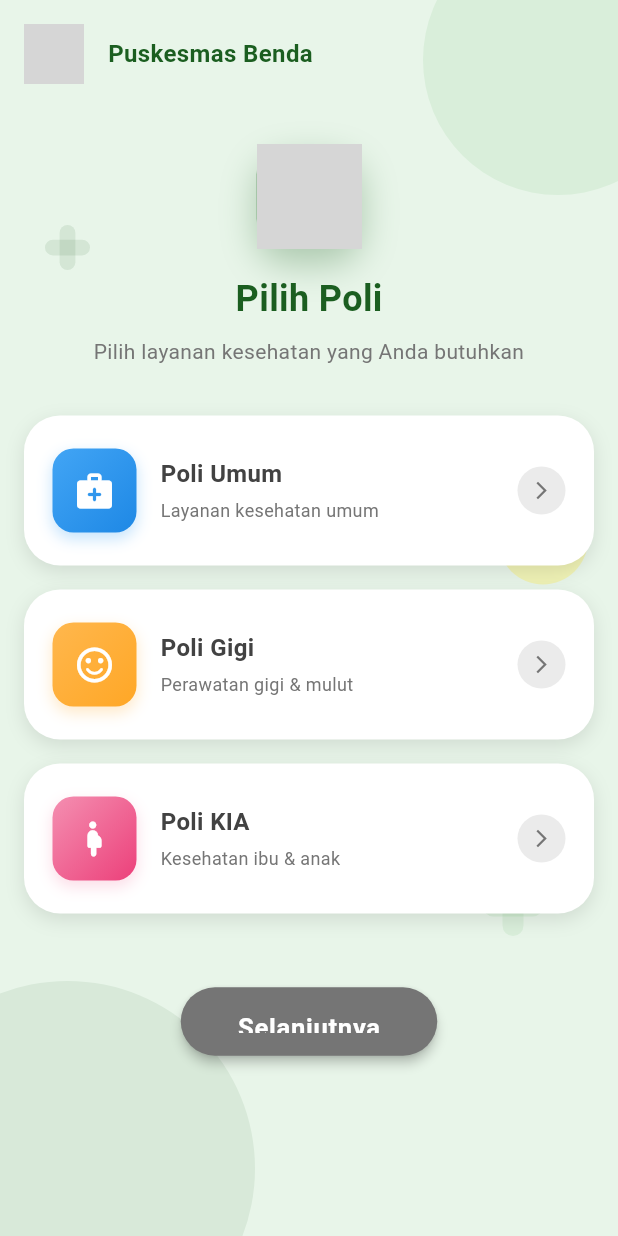
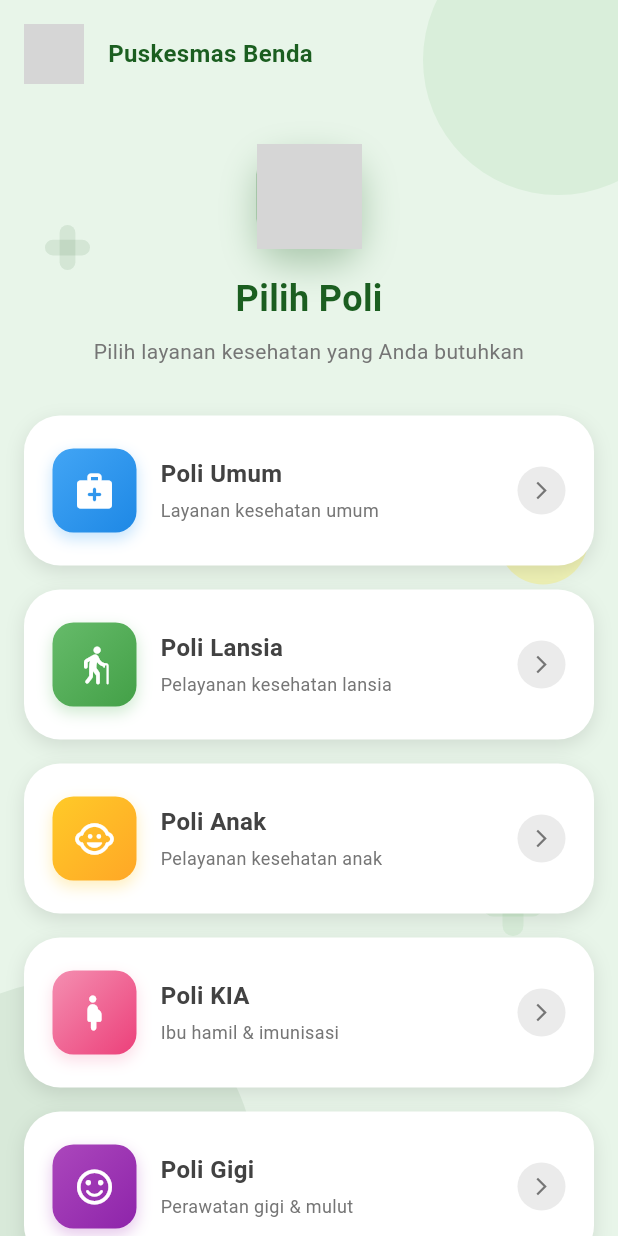
Before and after one commit to ILY-Code-1/Flutter-RandomForest-PuskesmasBenda, a Flutter app: the PilihPoliPage screen opened by its route, on a phone screen of 412 x 824 dp. Run offline on Flutter 3.47's test engine with Material 3 defaults, Android fonts, the light colour scheme and no system bars; our stand-ins replace audioplayers, cloud_firestore, firebase_core, get, pdf, printing; accounts and stored records are empty; grey boxes are pictures that could not be loaded.

Commit message:
add new poli

```diff
--- a/lib/core/constants/poli_constants.dart
+++ b/lib/core/constants/poli_constants.dart
@@ -16,15 +16,19 @@ class PoliConstants {
   // ANDA BISA MENGUBAH NILAI INI SESUAI KEBUTUHAN
   static const Map<String, int> rataRataWaktuPelayanan = {
     'PU': 10,  // Poli Umum: 10 menit per pasien
+    'PL': 12,  // Poli Lansia: 12 menit per pasien
+    'PA': 15,  // Poli Anak: 15 menit per pasien
+    'PK': 12,  // Poli KIA (Ibu Hamil & Imunisasi): 12 menit per pasien
     'PG': 15,  // Poli Gigi: 15 menit per pasien
-    'PK': 12,  // Poli KIA: 12 menit per pasien
   };
 
   // Data poli
   static const List<Map<String, dynamic>> poliList = [
     {'name': 'Poli Umum', 'code': 'PU', 'icon': 'medical_services'},
+    {'name': 'Poli Lansia', 'code': 'PL', 'icon': 'elderly'},
+    {'name': 'Poli Anak', 'code': 'PA', 'icon': 'child_care'},
+    {'name': 'Poli KIA', 'code': 'PK', 'icon': 'pregnant_woman'},
     {'name': 'Poli Gigi', 'code': 'PG', 'icon': 'dentistry'},
-    {'name': 'Poli KIA', 'code': 'PK', 'icon': 'pregnant_woman'},
   ];
 
   // Status antrian
--- a/lib/modules/admin/dashboard/views/dashboard_page.dart
+++ b/lib/modules/admin/dashboard/views/dashboard_page.dart
@@ -133,12 +133,20 @@ class DashboardPage extends GetView<DashboardController> {
           count: controller.poliUmumCount.value,
         ),
         SummaryCard(
-          title: 'Poli Gigi',
-          count: controller.poliGigiCount.value,
+          title: 'Poli Lansia',
+          count: controller.poliLansiaCount.value,
+        ),
+        SummaryCard(
+          title: 'Poli Anak',
+          count: controller.poliAnakCount.value,
         ),
         SummaryCard(
           title: 'Poli KIA',
           count: controller.poliKiaCount.value,
+        ),
+        SummaryCard(
+          title: 'Poli Gigi',
+          count: controller.poliGigiCount.value,
         ),
       ];
 
--- a/lib/modules/pilih_poli/controllers/pilih_poli_controller.dart
+++ b/lib/modules/pilih_poli/controllers/pilih_poli_controller.dart
@@ -3,14 +3,16 @@ import 'package:get/get.dart';
 import '../../../routes/app_routes.dart';
 
 class PilihPoliController extends GetxController {
-  /// Index poli yang dipilih (0: Umum, 1: Gigi, 2: KIA)
+  /// Index poli yang dipilih (0: Umum, 1: Lansia, 2: Anak, 3: KIA, 4: Gigi)
   final RxInt selectedPoliIndex = (-1).obs;
 
   /// Data poli tersedia
   final List<Map<String, dynamic>> poliList = [
     {'name': 'Poli Umum', 'code': 'PU', 'icon': 'medical_services'},
+    {'name': 'Poli Lansia', 'code': 'PL', 'icon': 'elderly'},
+    {'name': 'Poli Anak', 'code': 'PA', 'icon': 'child_care'},
+    {'name': 'Poli KIA', 'code': 'PK', 'icon': 'pregnant_woman'},
     {'name': 'Poli Gigi', 'code': 'PG', 'icon': 'dentistry'},
-    {'name': 'Poli KIA', 'code': 'PK', 'icon': 'pregnant_woman'},
   ];
 
   /// Pilih poli berdasarkan index
--- a/lib/modules/pilih_poli/views/pilih_poli_page.dart
+++ b/lib/modules/pilih_poli/views/pilih_poli_page.dart
@@ -35,28 +35,43 @@ class PilihPoliPage extends GetView<PilihPoliController> {
                   child: Column(
                     children: [
                       const AppNavbar(),
-                      SizedBox(height: isMobile ? AppSizes.paddingL : AppSizes.paddingXL),
+                      SizedBox(
+                        height: isMobile
+                            ? AppSizes.paddingL
+                            : AppSizes.paddingXL,
+                      ),
 
                       // Header section dengan icon
                       _buildHeaderSection(isMobile),
 
-                      SizedBox(height: isMobile ? AppSizes.paddingXL : AppSizes.paddingXXL),
+                      SizedBox(
+                        height: isMobile
+                            ? AppSizes.paddingXL
+                            : AppSizes.paddingXXL,
+                      ),
 
                       // Poli Cards
                       ContentConstraint(
                         maxWidth: AppSizes.maxContentWidth,
                         padding: EdgeInsets.symmetric(
-                          horizontal: isMobile ? AppSizes.paddingM : AppSizes.paddingXL,
+                          horizontal: isMobile
+                              ? AppSizes.paddingM
+                              : AppSizes.paddingXL,
                         ),
                         child: isDesktop
                             ? _buildDesktopCards(isMobile)
                             : _buildMobileCards(isMobile),
                       ),
 
-                      SizedBox(height: isMobile ? AppSizes.paddingXL : AppSizes.paddingXXL),
+                      SizedBox(
+                        height: isMobile
+                            ? AppSizes.paddingXL
+                            : AppSizes.paddingXXL,
+                      ),
 
                       // Button Selanjutnya dengan animasi
-                      Obx(() => AnimatedScale(
+                      Obx(
+                        () => AnimatedScale(
                           duration: const Duration(milliseconds: 300),
                           curve: Curves.easeOutBack,
                           scale: controller.isPoliSelected ? 1.0 : 0.95,
@@ -69,7 +84,8 @@ class PilihPoliPage extends GetView<PilihPoliController> {
                                 ? AppColors.primaryGreen
                                 : AppColors.grey,
                           ),
-                          )),
+                        ),
+                      ),
 
                       const SizedBox(height: AppSizes.paddingXXL),
                     ],
@@ -90,30 +106,45 @@ class PilihPoliPage extends GetView<PilihPoliController> {
       Positioned(
         top: -50,
         right: -50,
-        child: _buildDecorativeCircle(180, AppColors.accentGreen.withValues(alpha: 0.15)),
+        child: _buildDecorativeCircle(
+          180,
+          AppColors.accentGreen.withValues(alpha: 0.15),
+        ),
       ),
       // Circle kiri bawah
       Positioned(
         bottom: -80,
         left: -80,
-        child: _buildDecorativeCircle(250, AppColors.primaryGreen.withValues(alpha: 0.08)),
+        child: _buildDecorativeCircle(
+          250,
+          AppColors.primaryGreen.withValues(alpha: 0.08),
+        ),
       ),
       // Circle kecil kanan tengah
       Positioned(
         top: constraints.maxHeight * 0.4,
         right: 20,
-        child: _buildDecorativeCircle(60, AppColors.accentYellow.withValues(alpha: 0.3)),
+        child: _buildDecorativeCircle(
+          60,
+          AppColors.accentYellow.withValues(alpha: 0.3),
+        ),
       ),
       // Medical cross decorations
       Positioned(
         top: 150,
         left: 30,
-        child: _buildMedicalCross(30, AppColors.primaryGreen.withValues(alpha: 0.1)),
+        child: _buildMedicalCross(
+          30,
+          AppColors.primaryGreen.withValues(alpha: 0.1),
+        ),
       ),
       Positioned(
         bottom: 200,
         right: 50,
-        child: _buildMedicalCross(40, AppColors.accentGreen.withValues(alpha: 0.15)),
+        child: _buildMedicalCross(
+          40,
+          AppColors.accentGreen.withValues(alpha: 0.15),
+        ),
       ),
     ];
   }
@@ -229,7 +260,11 @@ class PilihPoliPage extends GetView<PilihPoliController> {
   }
 
   // Widget card untuk setiap poli dengan desain menarik
-  Widget _buildPoliCard(int index, {bool isDesktop = false, bool isMobile = false}) {
+  Widget _buildPoliCard(
+    int index, {
+    bool isDesktop = false,
+    bool isMobile = false,
+  }) {
     final poli = controller.poliList[index];
     final iconData = _getIconData(poli['icon']);
     final gradientColors = _getGradientColors(index);
@@ -265,9 +300,19 @@ class PilihPoliPage extends GetView<PilihPoliController> {
             ),
             child: isDesktop
                 ? _buildDesktopCardContent(
-                  poli, iconData, gradientColors, isSelected, isMobile)
+                    poli,
+                    iconData,
+                    gradientColors,
+                    isSelected,
+                    isMobile,
+                  )
                 : _buildMobileCardContent(
-                  poli, iconData, gradientColors, isSelected, isMobile),
+                    poli,
+                    iconData,
+                    gradientColors,
+                    isSelected,
+                    isMobile,
+                  ),
           ),
         ),
       );
@@ -286,6 +331,7 @@ class PilihPoliPage extends GetView<PilihPoliController> {
       padding: const EdgeInsets.all(AppSizes.paddingL),
       child: Column(
         mainAxisAlignment: MainAxisAlignment.center,
+        mainAxisSize: MainAxisSize.min,
         children: [
           // Icon dengan gradient background
           AnimatedContainer(
@@ -303,7 +349,8 @@ class PilihPoliPage extends GetView<PilihPoliController> {
               borderRadius: BorderRadius.circular(20),
               boxShadow: [
                 BoxShadow(
-                  color: (isSelected ? AppColors.primaryGreen : gradientColors[0])
+                  color:
+                      (isSelected ? AppColors.primaryGreen : gradientColors[0])
                           .withValues(alpha: 0.3),
                   blurRadius: 12,
                   offset: const Offset(0, 6),
@@ -315,18 +362,25 @@ class PilihPoliPage extends GetView<PilihPoliController> {
           const SizedBox(height: AppSizes.paddingL),
 
           // Nama poli
-          Text(
+          Flexible(
+            child: Text(
               poli['name'],
               style: AppTextStyles.cardTitle.copyWith(
-              color: isSelected ? AppColors.primaryGreen : AppColors.textSecondary,
+                color: isSelected
+                    ? AppColors.primaryGreen
+                    : AppColors.textSecondary,
                 fontSize: 18,
               ),
               textAlign: TextAlign.center,
+              maxLines: 2,
+              overflow: TextOverflow.ellipsis,
+            ),
           ),
           const SizedBox(height: AppSizes.paddingS),
 
           // Description
-          Text(
+          Flexible(
+            child: Text(
               _getPoliDescription(poli['code']),
               style: AppTextStyles.bodySmall.copyWith(
                 color: AppColors.grey,
@@ -335,6 +389,7 @@ class PilihPoliPage extends GetView<PilihPoliController> {
               textAlign: TextAlign.center,
               maxLines: 2,
               overflow: TextOverflow.ellipsis,
+            ),
           ),
 
           const Spacer(),
@@ -352,7 +407,11 @@ class PilihPoliPage extends GetView<PilihPoliController> {
               child: const Row(
                 mainAxisSize: MainAxisSize.min,
                 children: [
-                  Icon(Icons.check_circle, color: AppColors.primaryGreen, size: 16),
+                  Icon(
+                    Icons.check_circle,
+                    color: AppColors.primaryGreen,
+                    size: 16,
+                  ),
                   SizedBox(width: 4),
                   Text(
                     'Dipilih',
@@ -399,7 +458,8 @@ class PilihPoliPage extends GetView<PilihPoliController> {
               borderRadius: BorderRadius.circular(isMobile ? 14 : 18),
               boxShadow: [
                 BoxShadow(
-                  color: (isSelected ? AppColors.primaryGreen : gradientColors[0])
+                  color:
+                      (isSelected ? AppColors.primaryGreen : gradientColors[0])
                           .withValues(alpha: 0.3),
                   blurRadius: 8,
                   offset: const Offset(0, 4),
@@ -419,16 +479,24 @@ class PilihPoliPage extends GetView<PilihPoliController> {
             child: Column(
               mainAxisAlignment: MainAxisAlignment.center,
               crossAxisAlignment: CrossAxisAlignment.start,
+              mainAxisSize: MainAxisSize.min,
               children: [
-                Text(
+                Flexible(
+                  child: Text(
                     poli['name'],
                     style: AppTextStyles.cardTitle.copyWith(
-                    color: isSelected ? AppColors.primaryGreen : AppColors.textSecondary,
+                      color: isSelected
+                          ? AppColors.primaryGreen
+                          : AppColors.textSecondary,
                       fontSize: isMobile ? 16 : 18,
+                    ),
+                    maxLines: 2,
+                    overflow: TextOverflow.ellipsis,
                   ),
                 ),
                 const SizedBox(height: 4),
-                Text(
+                Flexible(
+                  child: Text(
                     _getPoliDescription(poli['code']),
                     style: AppTextStyles.bodySmall.copyWith(
                       color: AppColors.grey,
@@ -437,9 +505,12 @@ class PilihPoliPage extends GetView<PilihPoliController> {
                     maxLines: 1,
                     overflow: TextOverflow.ellipsis,
                   ),
+                ),
               ],
             ),
           ),
+
+          SizedBox(width: isMobile ? AppSizes.paddingS : AppSizes.paddingM),
 
           // Check icon
           AnimatedContainer(
@@ -468,10 +539,14 @@ class PilihPoliPage extends GetView<PilihPoliController> {
     switch (index) {
       case 0: // Poli Umum - Biru
         return [const Color(0xFF42A5F5), const Color(0xFF1E88E5)];
-      case 1: // Poli Gigi - Orange
-        return [const Color(0xFFFFB74D), const Color(0xFFFFA726)];
-      case 2: // Poli KIA - Pink
+      case 1: // Poli Lansia - Hijau Tua
+        return [const Color(0xFF66BB6A), const Color(0xFF43A047)];
+      case 2: // Poli Anak - Kuning/Orange Cerah
+        return [const Color(0xFFFFCA28), const Color(0xFFFFA726)];
+      case 3: // Poli KIA - Pink
         return [const Color(0xFFF48FB1), const Color(0xFFEC407A)];
+      case 4: // Poli Gigi - Purple
+        return [const Color(0xFFAB47BC), const Color(0xFF8E24AA)];
       default:
         return [AppColors.primaryGreen, AppColors.accentGreen];
     }
@@ -482,10 +557,14 @@ class PilihPoliPage extends GetView<PilihPoliController> {
     switch (code) {
       case 'PU':
         return 'Layanan kesehatan umum';
+      case 'PL':
+        return 'Pelayanan kesehatan lansia';
+      case 'PA':
+        return 'Pelayanan kesehatan anak';
+      case 'PK':
+        return 'Ibu hamil & imunisasi';
       case 'PG':
         return 'Perawatan gigi & mulut';
-      case 'PK':
-        return 'Kesehatan ibu & anak';
       default:
         return 'Layanan kesehatan';
     }
@@ -496,10 +575,14 @@ class PilihPoliPage extends GetView<PilihPoliController> {
     switch (iconName) {
       case 'medical_services':
         return Icons.medical_services_rounded;
+      case 'elderly':
+        return Icons.elderly_rounded;
+      case 'child_care':
+        return Icons.child_care_rounded;
+      case 'pregnant_woman':
+        return Icons.pregnant_woman_rounded;
       case 'dentistry':
         return Icons.sentiment_satisfied_alt_rounded;
-      case 'pregnant_woman':
-        return Icons.pregnant_woman_rounded;
       default:
         return Icons.local_hospital_rounded;
     }
```
Also changed, not shown: lib/modules/admin/dashboard/controllers/dashboard_controller.dart (+22 -7 lines), lib/services/queue_service.dart (+14 -4 lines), .letta/settings.local.json, .letta/skills-hash.json (added). Lines whose indentation alone changed are shown as unchanged.
